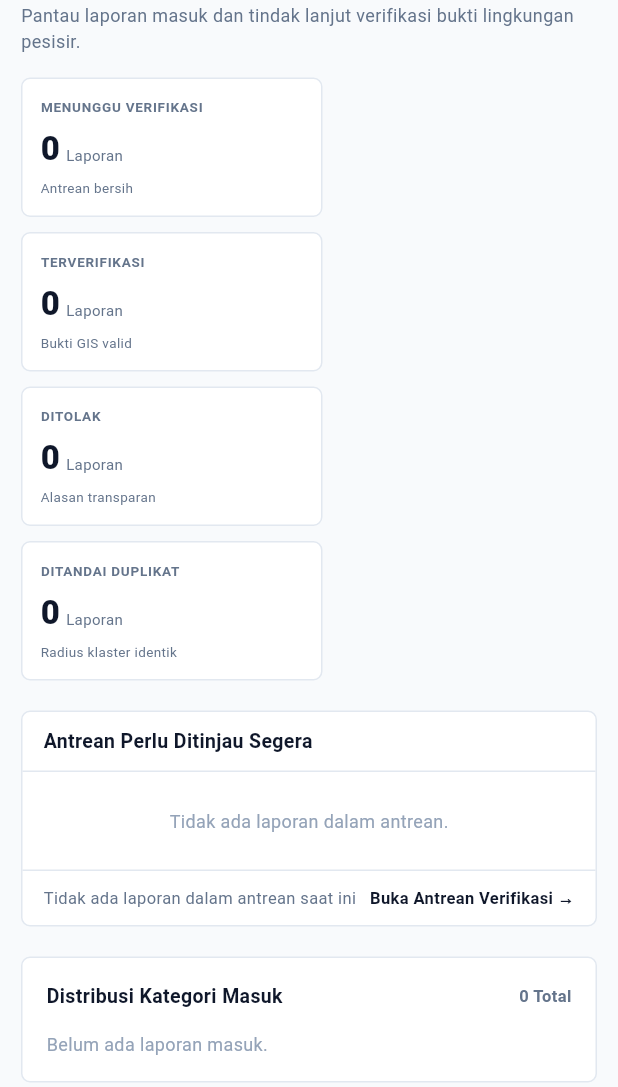
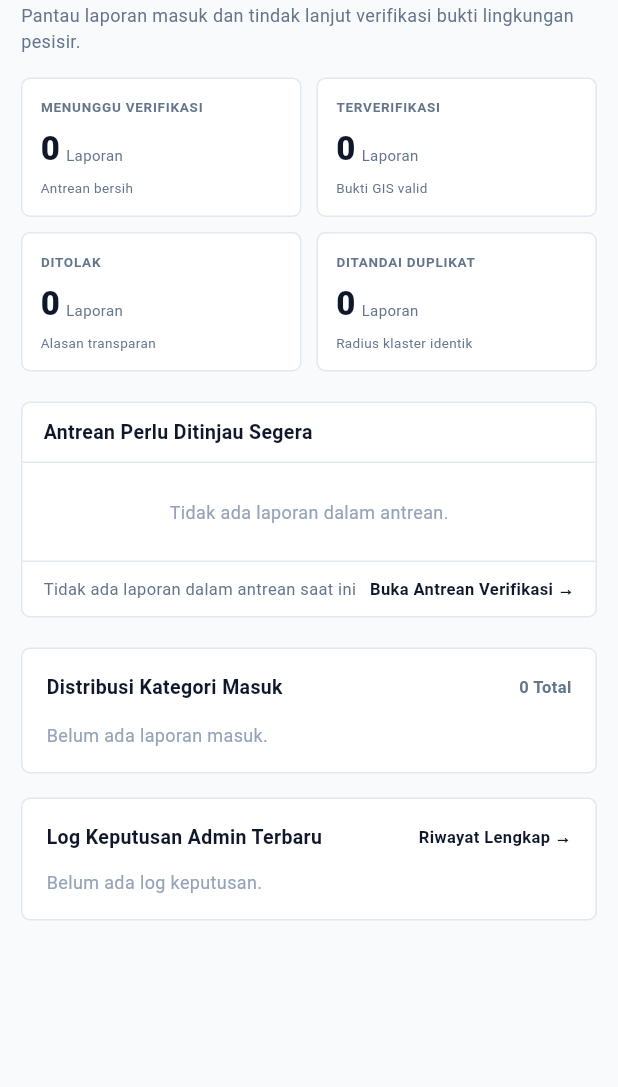
Before and after one commit to Brodhii/CoastWatch, a Flutter app: the AdminShellScreen screen opened by its route, on a phone screen of 412 x 824 dp, the part 149-1236 px from its top. Run offline on Flutter 3.47's test engine with Material 3 defaults, Android fonts, the phone set to English and light mode, and no system bars; our stand-ins replace camera, flutter_map, geolocator, image_picker, latlong2, supabase_flutter; missing offline and left inert: exif; accounts and stored records are empty.

Commit message:
fix(admin): align cards in 1 row & enrich activity history directly from live supabase database

```diff
--- a/lib/roles/admin/screens/admin_dashboard_screen.dart
+++ b/lib/roles/admin/screens/admin_dashboard_screen.dart
@@ -196,65 +196,82 @@ class AdminDashboardScreen extends StatelessWidget {
     );
   }
 
-  // 4 METRIC CARDS — fully dynamic from Supabase
+  // 4 METRIC CARDS — fully dynamic from Supabase (4 sejajar di desktop)
   Widget _buildMetricCards(double w, ReportService reportService) {
-    double cardWidth;
-    if (w < 600) {
-      cardWidth = (w - 10) / 2;
-    } else {
-      cardWidth = (w - 30) / 4;
-    }
-
     final pendingCount = reportService.reports.where((r) => r.status == ReportStatus.pendingReview).length;
     final verifiedCount = reportService.reports.where((r) => r.status == ReportStatus.verified || r.status == ReportStatus.inProgress || r.status == ReportStatus.cleaned).length;
     final rejectedCount = reportService.reports.where((r) => r.status == ReportStatus.rejected).length;
     final duplicateCount = reportService.reports.where((r) => r.status == ReportStatus.duplicate).length;
 
-    return Wrap(
-      spacing: 10,
-      runSpacing: 10,
-      children: [
-        _buildStatCard(
-          width: cardWidth,
+    final card1 = _buildStatCard(
       title: 'MENUNGGU VERIFIKASI',
       count: '$pendingCount',
       unit: 'Laporan',
       footerText: pendingCount > 0 ? '$pendingCount laporan antrean' : 'Antrean bersih',
-        ),
-        _buildStatCard(
-          width: cardWidth,
+    );
+    final card2 = _buildStatCard(
       title: 'TERVERIFIKASI',
       count: '$verifiedCount',
       unit: 'Laporan',
       footerText: 'Bukti GIS valid',
-        ),
-        _buildStatCard(
-          width: cardWidth,
+    );
+    final card3 = _buildStatCard(
       title: 'DITOLAK',
       count: '$rejectedCount',
       unit: 'Laporan',
       footerText: 'Alasan transparan',
-        ),
-        _buildStatCard(
-          width: cardWidth,
+    );
+    final card4 = _buildStatCard(
       title: 'DITANDAI DUPLIKAT',
       count: '$duplicateCount',
       unit: 'Laporan',
       footerText: 'Radius klaster identik',
+    );
+
+    // Desktop/Tablet horizontal: tepat 4 kartu ke samping dalam 1 baris
+    if (w >= 700) {
+      return Row(
+        children: [
+          Expanded(child: card1),
+          const SizedBox(width: 10),
+          Expanded(child: card2),
+          const SizedBox(width: 10),
+          Expanded(child: card3),
+          const SizedBox(width: 10),
+          Expanded(child: card4),
+        ],
+      );
+    } else {
+      // Mobile: 2x2 grid rapi
+      return Column(
+        children: [
+          Row(
+            children: [
+              Expanded(child: card1),
+              const SizedBox(width: 10),
+              Expanded(child: card2),
+            ],
+          ),
+          const SizedBox(height: 10),
+          Row(
+            children: [
+              Expanded(child: card3),
+              const SizedBox(width: 10),
+              Expanded(child: card4),
+            ],
           ),
         ],
       );
     }
+  }
 
   Widget _buildStatCard({
-    required double width,
     required String title,
     required String count,
     required String unit,
     required String footerText,
   }) {
     return Container(
-      width: width,
       padding: const EdgeInsets.all(12),
       decoration: BoxDecoration(
         color: Colors.white,
--- a/lib/services/report_service.dart
+++ b/lib/services/report_service.dart
@@ -44,32 +44,35 @@ class ReportService extends ChangeNotifier {
   List<AdminAuditLogModel> get auditLogs {
     final Map<String, AdminAuditLogModel> merged = {};
 
-    // 1. Masukkan log eksplisit dari audit_logs / runtime admin
+    // 1. Masukkan log audit dari database Supabase (yang sudah diperkaya dengan relasi data real)
     for (final log in _auditLogs) {
       merged[log.id] = log;
     }
 
-    // 2. Sintesiskan riwayat aktivitas lengkap dari seluruh laporan & status history
+    // 2. Sintesiskan riwayat aktivitas lengkap dari seluruh laporan live di database Supabase
     for (final report in _reports) {
-      final shortId = report.id.length > 8 ? '#${report.id.substring(0, 8)}' : '#${report.id}';
+      final code = report.ticketCode;
       final loc = report.locationName ?? 'Wilayah Pesisir Terpantau';
 
-      // Event: Pengajuan laporan awal
+      // Event: Pengajuan laporan awal warga
       final subKey = 'sub_${report.id}';
       if (!merged.containsKey(subKey)) {
+        final reporter = (report.reporterName != null && report.reporterName!.isNotEmpty)
+            ? report.reporterName!
+            : resolveActorName(report.reporterId, 'Pelapor Warga');
         merged[subKey] = AdminAuditLogModel(
           id: subKey,
           timestamp: report.createdAt,
-          adminName: (report.reporterName?.isNotEmpty == true) ? report.reporterName! : 'Pelapor Warga',
+          adminName: reporter,
           adminRole: 'Pelapor Warga',
           actionType: 'PENGAJUAN LAPORAN',
-          targetId: shortId,
+          targetId: code,
           targetLocation: loc,
-          summary: 'Mengajukan temuan sampah pesisir baru kategori "${report.categoryName}". ${report.description.isNotEmpty ? report.description : "Menunggu peninjauan verifikasi admin."}',
+          summary: 'Mengajukan temuan sampah pesisir baru kategori "${report.categoryName}". ${report.description.isNotEmpty ? 'Catatan: "${report.description}"' : 'Menunggu peninjauan verifikasi admin.'}',
         );
       }
 
-      // Event dari riwayat status laporan
+      // Event dari riwayat status laporan (report_status_history)
       for (final h in report.statusHistory) {
         final hKey = 'hist_${h.id}';
         if (merged.containsKey(hKey)) continue;
@@ -92,19 +95,23 @@ class ReportService extends ChangeNotifier {
           summary = 'Laporan ditandai duplikat dalam radius temuan aktif.';
         } else if (h.toStatus == ReportStatus.inProgress) {
           action = 'AKSI PEMBERSIHAN';
-          role = 'Relawan Lapangan';
-          summary = 'Relawan memulai aksi pembersihan sampah di titik pesisir.';
+          role = 'Relawan Pesisir';
+          summary = 'Relawan mengambil tugas pembersihan sampah di titik pesisir. ${h.reason ?? ""}';
         } else if (h.toStatus == ReportStatus.pendingCleanupReview) {
           action = 'UNGGAH BUKTI BERSIH';
-          role = 'Relawan Lapangan';
-          summary = 'Bukti pembersihan (${report.sackCount ?? 1} karung sampah) diunggah untuk verifikasi admin.';
+          role = 'Relawan Pesisir';
+          final sacks = report.sackCount ?? 1;
+          summary = 'Bukti pembersihan ($sacks karung sampah) diunggah untuk verifikasi admin.';
         } else if (h.toStatus == ReportStatus.cleaned) {
-          action = 'VERIFIKASI BERSIH';
+          action = 'SAHKAN PEMBERSIHAN';
           role = 'Admin Operasional';
           summary = 'Hasil pembersihan pesisir selesai diverifikasi dan dinyatakan pulih.';
         }
 
-        final resolvedActor = resolveActorName(h.actorName, role == 'Relawan Lapangan' ? 'Budi Santoso (Relawan)' : 'Admin CoastWatch');
+        final resolvedActor = resolveActorName(
+          h.actorName,
+          role == 'Relawan Pesisir' ? 'Budi Santoso (Relawan)' : 'Admin CoastWatch',
+        );
 
         merged[hKey] = AdminAuditLogModel(
           id: hKey,
@@ -112,10 +119,32 @@ class ReportService extends ChangeNotifier {
           adminName: resolvedActor,
           adminRole: role,
           actionType: action,
-          targetId: shortId,
-          targetLocation: (action == 'VERIFIKASI LAPORAN' || action == 'TOLAK LAPORAN' || action == 'TANDAI DUPLIKAT') ? '-' : loc,
+          targetId: code,
+          targetLocation: loc,
           summary: summary,
         );
+      }
+
+      // Event dari pembersihan relawan jika ada (report_cleanups)
+      if (report.cleanupTask != null) {
+        final cTask = report.cleanupTask!;
+        final clnKey = 'cln_${cTask.id}';
+        if (!merged.containsKey(clnKey)) {
+          final cleanerName = resolveActorName(cTask.cleanerName, 'Budi Santoso (Relawan)');
+          final notes = (cTask.notes != null && cTask.notes!.isNotEmpty) ? 'Catatan: "${cTask.notes}"' : '';
+          merged[clnKey] = AdminAuditLogModel(
+            id: clnKey,
+            timestamp: cTask.completedAt ?? cTask.startedAt,
+            adminName: cleanerName,
+            adminRole: 'Relawan Pesisir',
+            actionType: cTask.completedAt != null ? 'UNGGAH BUKTI BERSIH' : 'AKSI PEMBERSIHAN',
+            targetId: code,
+            targetLocation: loc,
+            summary: cTask.completedAt != null
+                ? 'Relawan menyelesaikan aksi bersih pantai (${report.sackCount ?? 1} karung sampah). $notes'
+                : 'Relawan memulai aksi pembersihan di titik lokasi pesisir.',
+          );
+        }
       }
     }
 
@@ -141,8 +170,33 @@ class ReportService extends ChangeNotifier {
     if (trimmed == 'd0000000-0000-0000-0000-000000000001') return 'Admin CoastWatch';
     if (trimmed == 'd0000000-0000-0000-0000-000000000002') return 'Budi Santoso (Relawan)';
     if (trimmed == 'd0000000-0000-0000-0000-000000000003') return 'Siti Rahayu (Pelapor)';
+    if (trimmed == '9c729fd0-6e1d-41a4-ae8e-f38577875d74') return 'Admin CoastWatch';
 
     return fallback;
+  }
+
+  /// Resolusi nama pesisir realistis berdasarkan koordinat atau deskripsi
+  static String resolveCoastalLocation(double lat, double lng, [String? desc]) {
+    final d = (desc ?? '').toLowerCase();
+    if (d.contains('nongsa')) return 'Pantai Nongsa, Batam';
+    if (d.contains('melur')) return 'Pantai Melur, Barelang, Batam';
+    if (d.contains('barelang')) return 'Kawasan Jembatan Barelang, Batam';
+    if (d.contains('tanjung pinggir')) return 'Pantai Tanjung Pinggir, Sekupang';
+    if (d.contains('batu ampar') || d.contains('muara') || d.contains('pelabuhan')) return 'Muara Pelabuhan Batu Ampar, Batam';
+    if (d.contains('bengkong')) return 'Pesisir Bengkong, Batam';
+    if (d.contains('piayu')) return 'Pesisir Tanjung Piayu Laut, Batam';
+    if (d.contains('galang')) return 'Pesisir Pantai Melayu, Pulau Galang';
+    if (d.contains('kuta')) return 'Pantai Kuta, Badung';
+
+    if (lat >= 1.15 && lng >= 104.08) return 'Pantai Nongsa, Batam';
+    if (lat >= 1.11 && lng >= 104.02) return 'Pantai Tanjung Pinggir, Sekupang';
+    if (lat >= 1.07 && lng >= 103.96) return 'Muara Pelabuhan Batu Ampar, Batam';
+    if (lat >= 1.03 && lng >= 104.01) return 'Pesisir Pantai Ocarina, Batam Center';
+    if (lat >= 0.90 && lat <= 0.95 && lng >= 104.45) return 'Pantai Melur, Jembatan 5 Barelang';
+    if (lat >= 0.82 && lat <= 0.88 && lng >= 104.55) return 'Pesisir Sijantung, Pulau Galang';
+    if (lat >= 0.95 && lat <= 1.05 && lng >= 104.00) return 'Pesisir Tanjung Piayu Laut, Batam';
+
+    return 'Pesisir Batam (${lat.toStringAsFixed(4)}°N, ${lng.toStringAsFixed(4)}°E)';
   }
 
   List<AdminUserModel> _adminUsers = [];
@@ -293,8 +347,15 @@ class ReportService extends ChangeNotifier {
                 );
               }).toList();
 
+              final lat = (r['latitude'] as num?)?.toDouble() ?? 1.1;
+              final lng = (r['longitude'] as num?)?.toDouble() ?? 104.0;
+              final locName = (r['location_name'] as String?)?.isNotEmpty == true
+                  ? (r['location_name'] as String)
+                  : resolveCoastalLocation(lat, lng, r['description'] as String?);
+
               final report = ReportModel.fromJson({
                 ...r,
+                'location_name': locName,
                 'category_name': cat.name,
                 'before_photo_url': beforeUrl,
                 'after_photo_url': afterUrl.isNotEmpty ? afterUrl : null,
@@ -348,38 +409,91 @@ class ReportService extends ChangeNotifier {
         debugPrint('[ReportService] Profiles sync note: $e');
       }
 
-      // 4. Audit Logs
+      // 4. Audit Logs (Sinkronisasi & Pengayaan Data Riil dari Supabase)
       try {
         final logsData = await client
             .from('audit_logs')
             .select('*, profiles!actor_id(display_name, role)')
             .order('created_at', ascending: false);
         if (logsData.isNotEmpty) {
-          final liveLogs = (logsData as List).map((l) {
-            final targetId = l['target_id'];
-            final target = targetId != null
-                ? (targetId.toString().length > 8
-                    ? '#${targetId.toString().substring(0, 8)}'
-                    : '#$targetId')
-                : '-';
+          final List<AdminAuditLogModel> liveLogs = [];
+          for (final l in (logsData as List)) {
+            final targetIdRaw = l['target_id']?.toString();
+            final action = l['action'] as String? ?? 'AUDIT';
             final actorProfile = l['profiles'] as Map<String, dynamic>?;
-            final actorName = actorProfile?['display_name'] as String? ?? 'Admin';
+            final actorName = resolveActorName(
+              actorProfile?['display_name'] as String? ?? l['actor_id'] as String?,
+              'Admin CoastWatch',
+            );
             final actorRole = actorProfile?['role'] as String? ?? 'admin';
             final roleLabel = actorRole == 'admin' ? 'Admin Operasional' : (actorRole == 'cleaner' ? 'Relawan' : 'Pelapor');
-            return AdminAuditLogModel(
+
+            ReportModel? matchedReport;
+            if (targetIdRaw != null && targetIdRaw.isNotEmpty && !targetIdRaw.startsWith('00000000-0000-0000-0000-000000000000')) {
+              try {
+                matchedReport = _reports.firstWhere(
+                  (r) => r.id.toLowerCase() == targetIdRaw.toLowerCase(),
+                );
+              } catch (_) {
+                try {
+                  matchedReport = _reports.firstWhere(
+                    (r) => r.id.toLowerCase().replaceAll('-', '').startsWith(
+                          targetIdRaw.toLowerCase().replaceAll('-', '').substring(0, 6),
+                        ),
+                  );
+                } catch (_) {}
+              }
+            }
+
+            if (targetIdRaw == '00000000-0000-0000-0000-000000000099') {
+              try {
+                matchedReport = _reports.firstWhere((r) => r.id.contains('000000000099'));
+              } catch (_) {}
+            }
+
+            String targetCode = '-';
+            String targetLocation = '-';
+            String summaryText = '';
+
+            if (matchedReport != null) {
+              targetCode = matchedReport.ticketCode;
+              targetLocation = matchedReport.locationName ?? 'Wilayah Pesisir Terpantau';
+
+              final actUpper = action.toUpperCase();
+              if (actUpper.contains('VERIFIKASI') && !actUpper.contains('BERSIH')) {
+                summaryText = 'Admin menyetujui laporan temuan "${matchedReport.categoryName}". Bukti GPS dan foto tervalidasi, ditayangkan di peta GIS.';
+              } else if (actUpper.contains('SAHKAN') || actUpper.contains('BERSIH')) {
+                summaryText = 'Admin mengesahkan pembersihan pantai di $targetLocation. Lokasi dipulihkan dan tiket diselesaikan.';
+              } else if (actUpper.contains('TOLAK')) {
+                summaryText = 'Admin menolak laporan temuan "${matchedReport.categoryName}". Bukti foto/lokasi tidak memenuhi kriteria valid.';
+              } else if (actUpper.contains('DUPLIKAT')) {
+                summaryText = 'Admin menandai laporan temuan "${matchedReport.categoryName}" sebagai duplikat dari laporan aktif terdekat.';
+              } else {
+                summaryText = 'Aktivitas audit operasional pada tiket $targetCode (${matchedReport.categoryName}) di $targetLocation.';
+              }
+            } else if (action == 'INISIALISASI SISTEM') {
+              targetCode = '-';
+              targetLocation = 'Server Cloud Supabase';
+              summaryText = 'Inisialisasi sistem database CoastWatch dan konfigurasi PostGIS selesai.';
+            } else {
+              targetCode = targetIdRaw != null && targetIdRaw.length >= 8
+                  ? '#CW-${targetIdRaw.replaceAll('-', '').substring(0, 6).toUpperCase()}'
+                  : '-';
+              targetLocation = 'Wilayah Pesisir Terpantau';
+              summaryText = 'Aktivitas operasional sistem diverifikasi oleh staf Admin CoastWatch.';
+            }
+
+            liveLogs.add(AdminAuditLogModel(
               id: l['id'] as String,
               timestamp: DateTime.tryParse(l['created_at'] as String? ?? '') ?? DateTime.now(),
               adminName: actorName,
               adminRole: roleLabel,
-              actionType: l['action'] as String? ?? 'AUDIT',
-              targetId: target,
-              targetLocation: l['target_location'] as String? ?? '-',
-              summary: l['summary'] as String? ?? 'Aktivitas sistem tercatat.',
-              coordinates: l['coordinates'] as String?,
-              hash: l['hash'] as String?,
-              warningBadge: l['warning_badge'] as String?,
-            );
-          }).toList();
+              actionType: action,
+              targetId: targetCode,
+              targetLocation: targetLocation,
+              summary: summaryText,
+            ));
+          }
           _auditLogs = liveLogs;
           debugPrint('[ReportService] Synced ${_auditLogs.length} audit logs from Supabase cloud.');
           notifyListeners();
@@ -727,7 +841,7 @@ class ReportService extends ChangeNotifier {
         timestamp: now,
         adminName: adminName,
         actionType: 'VERIFIKASI LAPORAN',
-        targetId: '#${report.id}',
+        targetId: report.ticketCode,
         targetLocation: report.locationName ?? 'Pesisir Lapangan',
         summary: 'Laporan disetujui untuk ditampilkan ke peta publik. Metadata EXIF GPS valid (±${report.deviceLocationAccuracyM?.toStringAsFixed(1) ?? '4.0'}m).',
         coordinates: '${report.latitude.toStringAsFixed(4)}, ${report.longitude.toStringAsFixed(4)}',
@@ -809,7 +923,7 @@ class ReportService extends ChangeNotifier {
         timestamp: now,
         adminName: adminName,
         actionType: 'TOLAK LAPORAN',
-        targetId: '#${report.id}',
+        targetId: report.ticketCode,
         targetLocation: report.locationName ?? 'Pesisir Lapangan',
         summary: 'Alasan: ${reason.trim()}',
         rejectionReason: reason.trim(),
@@ -889,7 +1003,7 @@ class ReportService extends ChangeNotifier {
         timestamp: now,
         adminName: adminName,
         actionType: 'TANDAI DUPLIKAT',
-        targetId: '#${report.id}',
+        targetId: report.ticketCode,
         targetLocation: report.locationName ?? 'Pesisir Lapangan',
         summary: 'Digabungkan ke tiket utama #$cleanRefId karena kesamaan lokasi temuan dan waktu berdekatan.',
         spatialDistanceMeters: 4.8,
@@ -1442,7 +1556,7 @@ class ReportService extends ChangeNotifier {
         timestamp: now,
         adminName: adminName,
         actionType: 'SAHKAN PEMBERSIHAN',
-        targetId: '#${report.id}',
+        targetId: report.ticketCode,
         targetLocation: report.locationName ?? 'Pesisir Lapangan',
         summary: 'Pembersihan pantai disahkan oleh admin. Foto Sebelum vs Sesudah terverifikasi bersih.',
         coordinates: '${report.latitude.toStringAsFixed(4)}, ${report.longitude.toStringAsFixed(4)}',
@@ -1522,7 +1636,7 @@ class ReportService extends ChangeNotifier {
         timestamp: now,
         adminName: adminName,
         actionType: 'TOLAK BUKTI BERSIH',
-        targetId: '#${report.id}',
+        targetId: report.ticketCode,
         targetLocation: report.locationName ?? 'Pesisir Lapangan',
         summary: 'Alasan: ${reason.trim()}',
         rejectionReason: reason.trim(),
```
Also changed, not shown: lib/roles/admin/screens/admin_activity_log_screen.dart (+28 -17 lines). Lines whose indentation alone changed are shown as unchanged.
